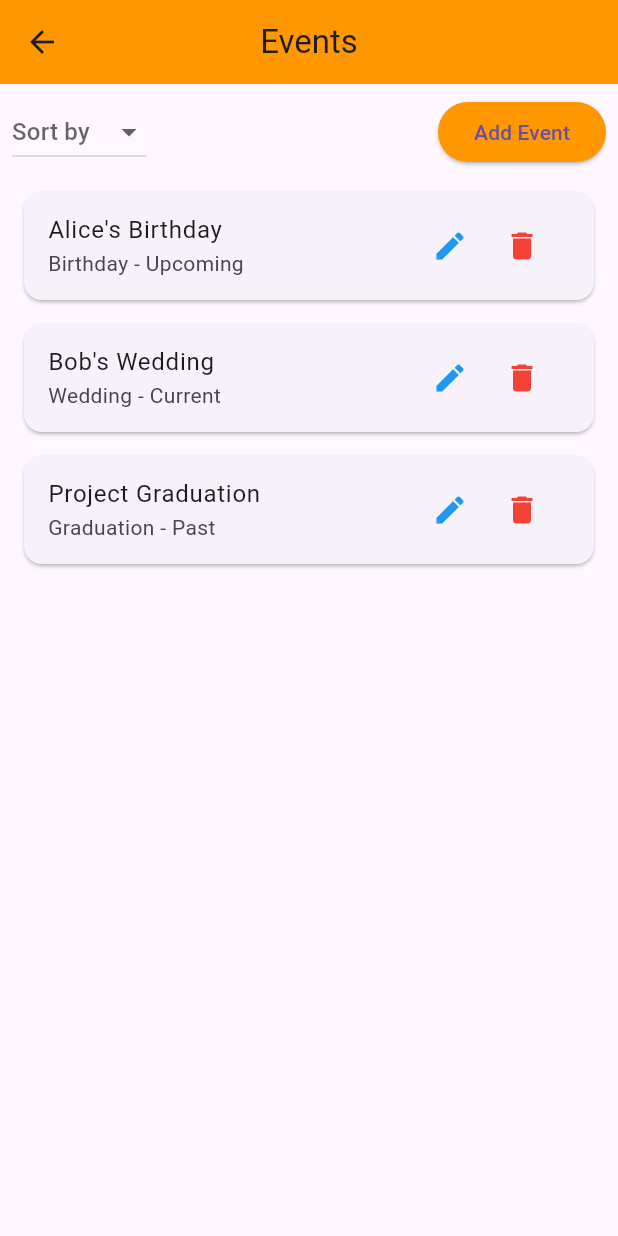
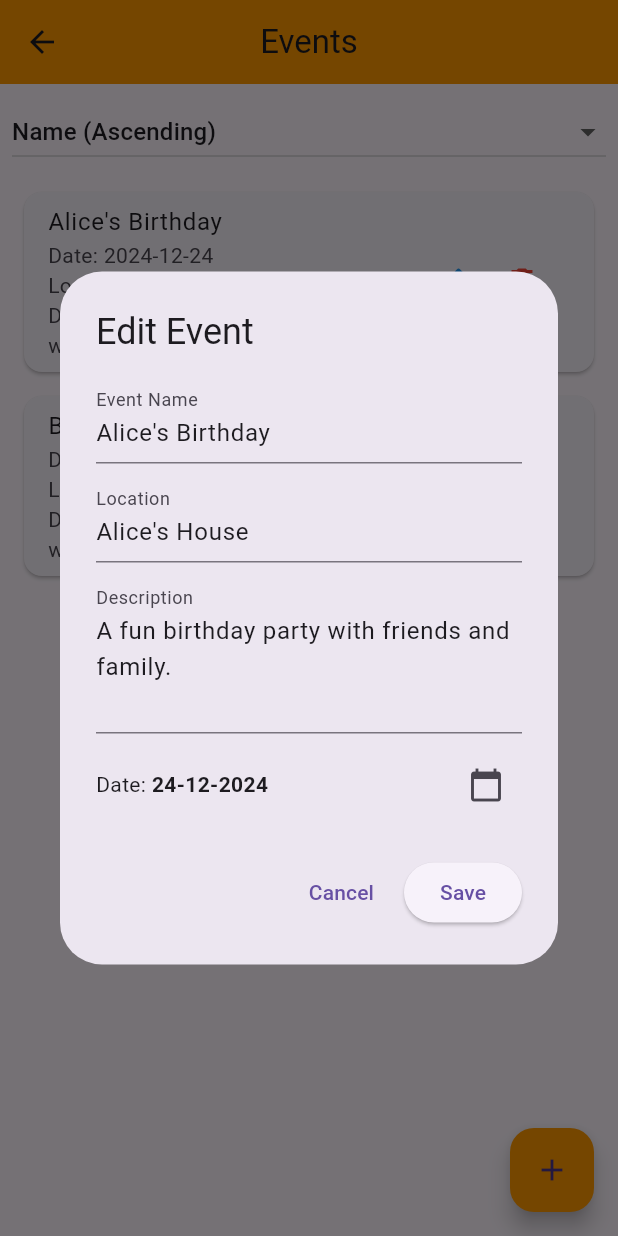
Before and after one commit to habibayasserr/HedieatyApp, a Flutter app: the EventListView screen opened by its route, after a tap on the "edit" icon, on a phone screen of 412 x 824 dp. Run offline on Flutter 3.47's test engine with Material 3 defaults, Android fonts, the phone set to English and light mode, and no system bars; our stand-ins replace cloud_firestore, firebase_auth; accounts and stored records are empty.

Commit message:
Added the fields that the user will add and edit in the event

```diff
--- a/lib/models/event_model.dart
+++ b/lib/models/event_model.dart
@@ -1,7 +1,16 @@
 class Event {
   final String name;
-  final String category;
-  final String status;
+  //final String category;
+  //final String status;
+  final DateTime date;
+  final String location;
+  final String description;
 
-  Event({required this.name, required this.category, required this.status});
+  Event(
+      {required this.name,
+      //required this.category,
+      //required this.status,
+      required this.date,
+      required this.description,
+      required this.location});
 }
--- a/lib/views/event_list_view.dart
+++ b/lib/views/event_list_view.dart
@@ -1,4 +1,5 @@
 import 'package:flutter/material.dart';
+import 'package:intl/intl.dart';
 import '../models/event_model.dart';
 
 class EventListView extends StatefulWidget {
@@ -9,12 +10,168 @@ class EventListView extends StatefulWidget {
 }
 
 class _EventListViewState extends State<EventListView> {
-  // Placeholder list of events
+  // List of events
   final List<Event> events = [
-    Event(name: 'Alice\'s Birthday', category: 'Birthday', status: 'Upcoming'),
-    Event(name: 'Bob\'s Wedding', category: 'Wedding', status: 'Current'),
-    Event(name: 'Project Graduation', category: 'Graduation', status: 'Past'),
+    Event(
+      name: 'Alice\'s Birthday',
+      date: DateTime.now().add(const Duration(days: 10)),
+      location: 'Alice\'s House',
+      description: 'A fun birthday party with friends and family.',
+    ),
+    Event(
+      name: 'Bob\'s Wedding',
+      date: DateTime.now().add(const Duration(days: 20)),
+      location: 'Central Park',
+      description: 'A beautiful outdoor wedding.',
+    ),
   ];
+
+  // Sorting criteria
+  String selectedSortOption = 'Name (Ascending)';
+
+  void _showEventDialog({Event? event, int? index}) {
+    final TextEditingController nameController =
+        TextEditingController(text: event?.name);
+    final TextEditingController locationController =
+        TextEditingController(text: event?.location);
+    final TextEditingController descriptionController =
+        TextEditingController(text: event?.description);
+    DateTime? selectedDate = event?.date;
+
+    showDialog(
+      context: context,
+      builder: (context) {
+        return AlertDialog(
+          title: Text(event == null ? 'Add Event' : 'Edit Event'),
+          content: SingleChildScrollView(
+            child: Column(
+              children: [
+                TextField(
+                  controller: nameController,
+                  decoration: const InputDecoration(
+                    labelText: 'Event Name',
+                    hintText: 'Enter event name',
+                  ),
+                ),
+                const SizedBox(height: 10),
+                TextField(
+                  controller: locationController,
+                  decoration: const InputDecoration(
+                    labelText: 'Location',
+                    hintText: 'Enter event location',
+                  ),
+                ),
+                const SizedBox(height: 10),
+                TextField(
+                  controller: descriptionController,
+                  decoration: const InputDecoration(
+                    labelText: 'Description',
+                    hintText: 'Enter event description',
+                  ),
+                  maxLines: 3,
+                ),
+                const SizedBox(height: 10),
+                Row(
+                  children: [
+                    const Text('Date: '),
+                    Text(
+                      selectedDate != null
+                          ? DateFormat('dd-MM-yyyy')
+                              .format(selectedDate!) // Format Date
+                          : 'Select Date',
+                      style: const TextStyle(
+                        fontWeight: FontWeight.bold,
+                      ),
+                    ),
+                    const Spacer(),
+                    IconButton(
+                      icon: const Icon(Icons.calendar_today),
+                      onPressed: () async {
+                        final pickedDate = await showDatePicker(
+                          context: context,
+                          initialDate: selectedDate ?? DateTime.now(),
+                          firstDate: DateTime(2000),
+                          lastDate: DateTime(2100),
+                        );
+                        if (pickedDate != null) {
+                          setState(() {
+                            selectedDate = pickedDate;
+                          });
+                        }
+                      },
+                    ),
+                  ],
+                ),
+              ],
+            ),
+          ),
+          actions: [
+            TextButton(
+              onPressed: () => Navigator.pop(context), // Close dialog
+              child: const Text('Cancel'),
+            ),
+            ElevatedButton(
+              onPressed: () {
+                final name = nameController.text.trim();
+                final location = locationController.text.trim();
+                final description = descriptionController.text.trim();
+
+                if (name.isEmpty || location.isEmpty || description.isEmpty) {
+                  ScaffoldMessenger.of(context).showSnackBar(
+                    const SnackBar(
+                      content: Text('Please fill in all fields'),
+                    ),
+                  );
+                  return;
+                }
+
+                if (event == null) {
+                  // Add new event
+                  setState(() {
+                    events.add(Event(
+                      name: name,
+                      date: selectedDate ?? DateTime.now(),
+                      location: location,
+                      description: description,
+                    ));
+                  });
+                } else {
+                  // Update existing event
+                  setState(() {
+                    events[index!] = Event(
+                      name: name,
+                      date: selectedDate ?? DateTime.now(),
+                      location: location,
+                      description: description,
+                    );
+                  });
+                }
+                Navigator.pop(context); // Close dialog
+              },
+              child: Text(event == null ? 'Add' : 'Save'),
+            ),
+          ],
+        );
+      },
+    );
+  }
+
+  void _sortEvents() {
+    switch (selectedSortOption) {
+      case 'Name (Ascending)':
+        events.sort((a, b) => a.name.compareTo(b.name));
+        break;
+      case 'Name (Descending)':
+        events.sort((a, b) => b.name.compareTo(a.name));
+        break;
+      case 'Date (Upcoming First)':
+        events.sort((a, b) => a.date.compareTo(b.date));
+        break;
+      case 'Date (Past First)':
+        events.sort((a, b) => b.date.compareTo(a.date));
+        break;
+    }
+  }
 
   @override
   Widget build(BuildContext context) {
@@ -26,33 +183,31 @@ class _EventListViewState extends State<EventListView> {
       ),
       body: Column(
         children: [
-          // Sort and Filter Options
+          // Sorting Dropdown
           Padding(
             padding: const EdgeInsets.all(8.0),
-            child: Row(
-              mainAxisAlignment: MainAxisAlignment.spaceBetween,
-              children: [
-                DropdownButton<String>(
-                  hint: const Text('Sort by'),
-                  items: ['Name', 'Category', 'Status']
-                      .map((sortOption) => DropdownMenuItem(
-                            value: sortOption,
-                            child: Text(sortOption),
-                          ))
-                      .toList(),
-                  onChanged: (value) {
-                    // Handle sorting logic here
-                  },
-                ),
-                ElevatedButton(
-                  onPressed: () {
-                    // Open Add Event dialog
-                  },
-                  style:
-                      ElevatedButton.styleFrom(backgroundColor: Colors.orange),
-                  child: const Text('Add Event'),
-                ),
-              ],
+            child: DropdownButton<String>(
+              value: selectedSortOption,
+              items: [
+                'Name (Ascending)',
+                'Name (Descending)',
+                'Date (Upcoming First)',
+                'Date (Past First)',
+              ].map((sortOption) {
+                return DropdownMenuItem(
+                  value: sortOption,
+                  child: Text(sortOption),
+                );
+              }).toList(),
+              onChanged: (value) {
+                if (value != null) {
+                  setState(() {
+                    selectedSortOption = value;
+                    _sortEvents(); // Apply sorting
+                  });
+                }
+              },
+              isExpanded: true,
             ),
           ),
           // Event List
@@ -66,21 +221,28 @@ class _EventListViewState extends State<EventListView> {
                       const EdgeInsets.symmetric(horizontal: 16, vertical: 8),
                   child: ListTile(
                     title: Text(event.name),
-                    subtitle: Text('${event.category} - ${event.status}'),
+                    subtitle: Column(
+                      crossAxisAlignment: CrossAxisAlignment.start,
+                      children: [
+                        Text(
+                            'Date: ${DateFormat('yyyy-MM-dd').format(event.date)}'),
+                        Text('Location: ${event.location}'),
+                        Text('Description: ${event.description}'),
+                      ],
+                    ),
                     trailing: Row(
                       mainAxisSize: MainAxisSize.min,
                       children: [
                         IconButton(
                           icon: const Icon(Icons.edit, color: Colors.blue),
-                          onPressed: () {
-                            // Open Edit Event dialog
-                          },
+                          onPressed: () =>
+                              _showEventDialog(event: event, index: index),
                         ),
                         IconButton(
                           icon: const Icon(Icons.delete, color: Colors.red),
                           onPressed: () {
                             setState(() {
-                              events.removeAt(index); // Remove event
+                              events.removeAt(index);
                             });
                           },
                         ),
@@ -93,6 +255,11 @@ class _EventListViewState extends State<EventListView> {
           ),
         ],
       ),
+      floatingActionButton: FloatingActionButton(
+        onPressed: () => _showEventDialog(),
+        backgroundColor: Colors.orange,
+        child: const Icon(Icons.add),
+      ),
     );
   }
 }
--- a/pubspec.yaml
+++ b/pubspec.yaml
@@ -19,6 +19,7 @@ dependencies:
   sqflite: ^2.3.0
   shared_preferences: ^2.0.0
   google_fonts: ^5.0.0
+  intl: ^0.17.0
   #sqflite: ^2.4.1
   #path: ^1.9.0
 
```
Also changed, not shown: pubspec.lock.
